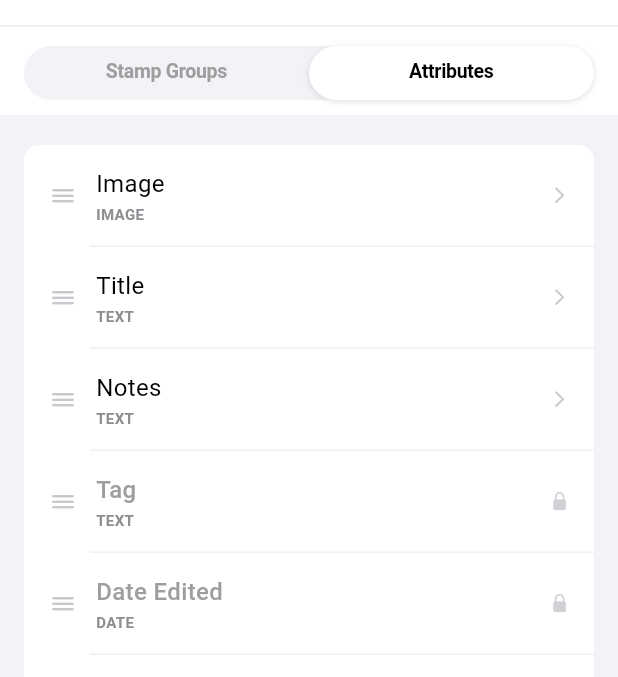
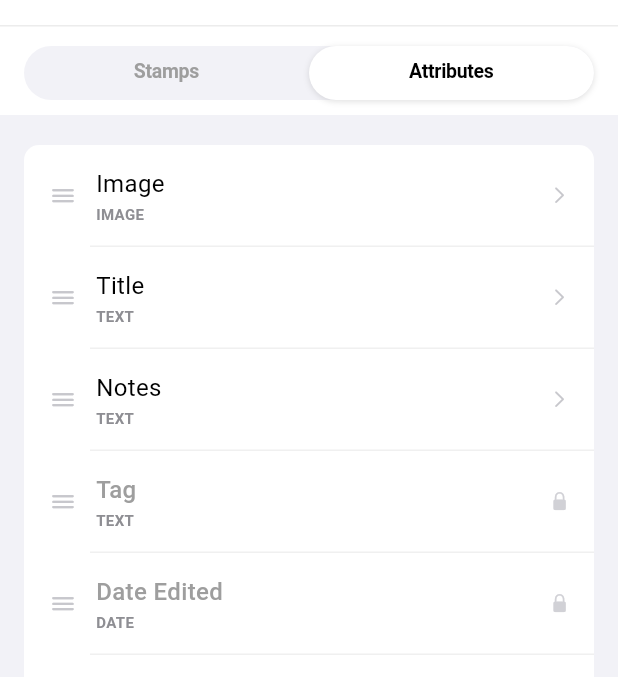
Before and after one commit to josephasl/Commonplaces, a Flutter app: the screen it shows after launch, tab 2 chosen, on a phone screen of 412 x 824 dp, the part 59-736 px from its top. Run offline on Flutter 3.47's test engine with Material 3 defaults, Android fonts, the phone set to English and light mode, and no system bars; our stand-ins replace hive_flutter, reorderables; accounts and stored records are empty.

Commit message:
pre visual refactor

```diff
--- a/lib/screens/manage_library_screen.dart
+++ b/lib/screens/manage_library_screen.dart
@@ -131,7 +131,7 @@ class ManageLibraryScreenState extends State<ManageLibraryScreen>
                   unselectedLabelColor: AppColors.textSecondary,
                   labelStyle: AppTextStyles.subHeader,
                   tabs: const [
-                    Tab(text: "Stamp Groups"),
+                    Tab(text: "Stamps"),
                     Tab(text: "Attributes"),
                   ],
                 ),
```
